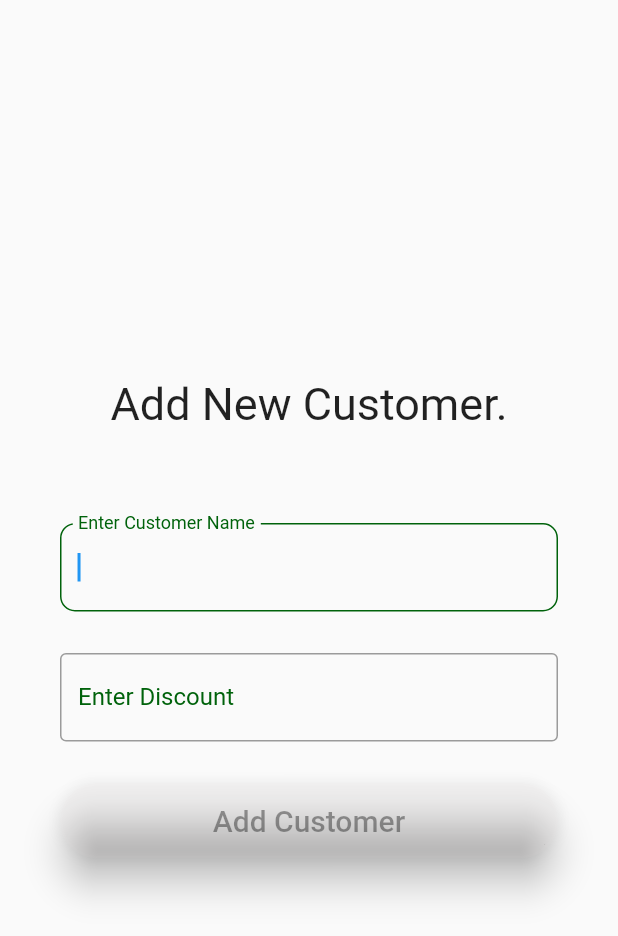
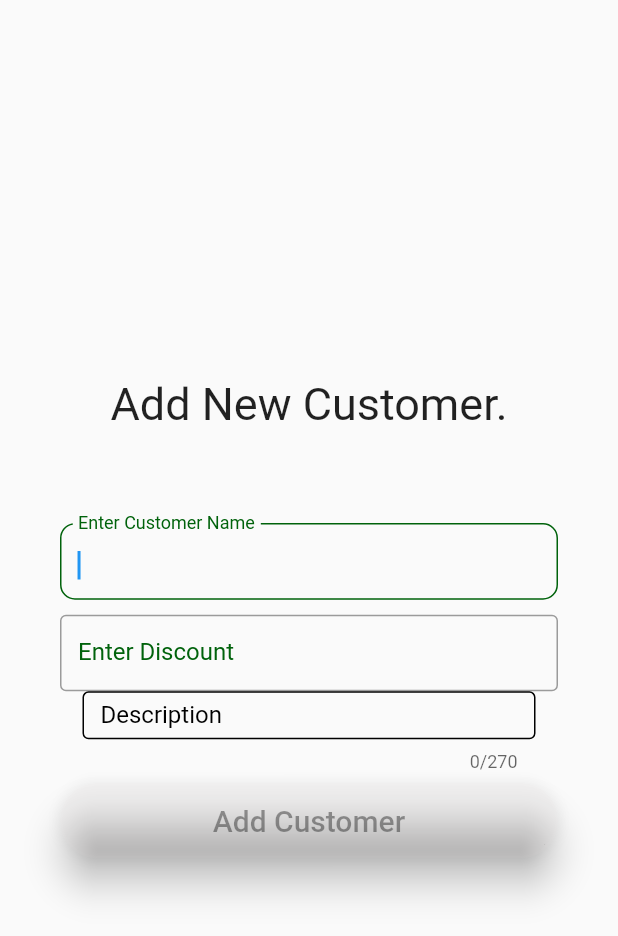
Before and after one commit to aliajmal2022/eTrade, a Flutter app: the NewUsrAddLocalDB screen opened directly, on a phone screen of 412 x 824 dp. Shown: the top 936 px of the screen. Run offline on Flutter 3.47's test engine with Material 2 defaults, Android fonts, the phone set to English and light mode, and no system bars; our stand-ins replace animated_text_kit, date_format, dropdown_search, flutter_slidable, shared_preferences and 3 more; missing offline and left inert: dart:ffi, dart_ping, sql_conn; accounts and stored records are empty; statements that could not run were skipped.

Commit message:
7/25/2022

```diff
--- a/lib/components/NewCustomer.dart
+++ b/lib/components/NewCustomer.dart
@@ -18,9 +18,11 @@ class NewUsrAddLocalDB extends StatefulWidget {
 
 class _NewUsrAddLocalDBState extends State<NewUsrAddLocalDB> {
   String InpName = "";
+  String address = "";
   final TextEditingController _controller = TextEditingController();
   double discount = 0;
   final TextEditingController _discountcontroller = TextEditingController();
+  final TextEditingController _addresscontroller = TextEditingController();
   bool valid = true;
   bool msg = true;
   @override
@@ -122,6 +124,39 @@ class _NewUsrAddLocalDBState extends State<NewUsrAddLocalDB> {
                           ),
                         ),
                       ),
+                      Flexible(
+                        child: Container(
+                          padding: EdgeInsets.symmetric(horizontal: 15.0),
+                          child: TextField(
+                            minLines:
+                                2, // any number you need (It works as the rows for the textarea)
+                            keyboardType: TextInputType.multiline,
+                            maxLines: null,
+                            maxLength: 270,
+                            // inputFormatters: [
+                            //   LengthLimitingTextInputFormatter(100),
+                            // ],
+                            controller: _addresscontroller,
+                            onChanged: (value) {
+                              setState(() {
+                                address = value.toLowerCase();
+                              });
+                            },
+                            decoration: InputDecoration(
+                              enabledBorder: OutlineInputBorder(
+                                  // borderSide: BorderSide(color: Colors.white),
+                                  ),
+                              focusedBorder: OutlineInputBorder(
+                                  // borderSide: BorderSide(color: Colors.white),
+                                  ),
+                              // fillColor: Colors.white,
+                              labelStyle: TextStyle(color: Colors.black),
+                              // focusColor: Colors.white,
+                              labelText: 'Description',
+                            ),
+                          ),
+                        ),
+                      ),
                     ],
                   ),
                 ),
@@ -156,6 +191,7 @@ class _NewUsrAddLocalDBState extends State<NewUsrAddLocalDB> {
                               if (valid) {
                                 int id = await SQLHelper.getIDForNCustomer();
                                 Customer nCustomer = Customer(
+                                    address: address,
                                     partyId: id,
                                     partyName: InpName,
                                     discount: discount);
--- a/lib/components/SearchListOrder.dart
+++ b/lib/components/SearchListOrder.dart
@@ -63,6 +63,7 @@ class _ListOfOrderState extends State<ListOfOrder> {
                                           recoveryID: 0,
                                           dated: "",
                                           party: Customer(
+                                            address: "",
                                             discount: 0,  partyId: 0, partyName: "")),
                                       orderDate:
                                           dummyOrderList[index].orderDate,
--- a/lib/components/ViewBookingTabBar.dart
+++ b/lib/components/ViewBookingTabBar.dart
@@ -304,7 +304,8 @@ class _BookingTabBarItemState extends State<BookingTabBarItem> {
                                                         recoveryID: 0,
                                                         dated: "",
                                                         party: Customer(
-                                                          discount: 0,
+                                                            discount: 0,
+                                                            address: "",
                                                             partyId: 0,
                                                             partyName: "")),
                                                     orderDate: BookingTabBarItem
--- a/lib/components/sqlhelper.dart
+++ b/lib/components/sqlhelper.dart
@@ -109,7 +109,7 @@ CREATE TABLE User(
       'PartyName': customer.partyName,
       'Discount': customer.discount,
       'isPosted': isPosted,
-      'Address':customer.,
+      'Address': customer.address,
     };
     return await db.insert('Party', data,
         conflictAlgorithm: ConflictAlgorithm.replace);
--- a/lib/entities/Customer.dart
+++ b/lib/entities/Customer.dart
@@ -6,6 +6,7 @@ class Customer {
     required this.partyId,
     required this.discount,
     required this.partyName,
+    required this.address,
   });
   double discount;
   int partyId;
@@ -14,7 +15,7 @@ class Customer {
   bool match = false;
   Customer selectedCustomer(List<Customer> customer) {
     Customer selectedcustomer =
-        Customer(partyId: 0, partyName: "", discount: 0);
+        Customer(partyId: 0, partyName: "", discount: 0, address: "");
     try {
       for (var element in customer) {
         if (element.partyName == partyName) {
@@ -41,7 +42,8 @@ class Customer {
     }
     if (_party.isNotEmpty) {
       _party.forEach((element) {
-        Customer _customer = Customer(partyId: 0, partyName: "", discount: 0);
+        Customer _customer =
+            Customer(partyId: 0, partyName: "", discount: 0, address: "");
         _customer.partyId = element['PartyID'];
         _customer.partyName = element['PartyName'];
         _customer.discount = element['Discount'];
--- a/lib/entities/Recovery.dart
+++ b/lib/entities/Recovery.dart
@@ -30,7 +30,8 @@ class Recovery {
             dated: "",
             description: "",
             isPost: false,
-            party: Customer(partyName: "", partyId: 0, discount: 0));
+            party:
+                Customer(partyName: "", partyId: 0, discount: 0, address: ""));
         recoveryOrder.party.partyId = element['PartyID'];
         recoveryOrder.party.partyName = element['PartyName'];
         recoveryOrder.amount = element['TotalValue'];
--- a/lib/entities/ViewRecovery.dart
+++ b/lib/entities/ViewRecovery.dart
@@ -25,7 +25,8 @@ class ViewRecovery {
             amount: 0,
             dated: "",
             description: "",
-            party: Customer(partyId: 0, partyName: "", discount: 0));
+            party:
+                Customer(partyId: 0, partyName: "", discount: 0, address: ""));
         recoveryOrder.party.partyName = element['PartyName'];
         recoveryOrder.party.partyId = element['PartyID'];
         recoveryOrder.amount = element['Amount'];
--- a/lib/screen/ConnectionScreen.dart
+++ b/lib/screen/ConnectionScreen.dart
@@ -145,6 +145,7 @@ class _ConnectionScreenState extends State<ConnectionScreen> {
                                                     dated: "",
                                                     party: Customer(
                                                         partyId: 0,
+                                                        address: "",
                                                         discount: 0,
                                                         partyName: "")),
                                                 orderList: [],
--- a/lib/screen/LoginScreen.dart
+++ b/lib/screen/LoginScreen.dart
@@ -186,7 +186,8 @@ class _LoginScreenState extends State<LoginScreen> {
                                     });
                                   },
                             elevation: 20.0,
-                            disabledColor: Color(0x0ff1e1e1),
+                            disabledColor: Colors.grey,
+                            // disabledColor: Color(0x0ff1e1e1),
                             color: Color(0xff00620b),
                             shape: RoundedRectangleBorder(
                                 borderRadius:
--- a/lib/screen/SplashScreen.dart
+++ b/lib/screen/SplashScreen.dart
@@ -25,7 +25,10 @@ class _MySplashScreenState extends State<MySplashScreen> {
                             recoveryID: 0,
                             dated: "",
                             party: Customer(
-                                partyId: 0, partyName: "", discount: 0)),
+                                address: "",
+                                partyId: 0,
+                                partyName: "",
+                                discount: 0)),
                         orderId: 0,
                         orderList: [],
                         orderDate: "",
```
Also changed, not shown: lib/components/AddItemModelSheet.dart (+3 -5 lines), lib/components/drawer.dart (+9 -1 lines), lib/screen/CartScreen.dart (+7 -2 lines), lib/screen/RecoveryScreen.dart (+20 -7 lines), lib/screen/TakeOrderScreen.dart (+9 -5 lines), lib/screen/ViewRecoveryScreen.dart (+5 -2 lines).
